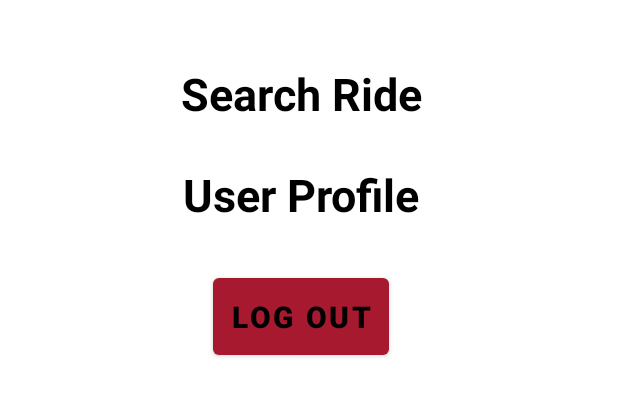
After one commit to ShayGeko/Mounter, an Android app: the layout fragment_slide_main2.xml on its own in the app's theme, with its tools: preview values and no code run, on a phone screen of 412 x 824 dp. The commit adds this screen. Shown: the top 396 px of the screen. Run offline under Robolectric (Android 15) with nearby library versions, the phone set to English and light mode, and no system bars.

Commit message:
✅Add MainActivity ✅Slidable Fragment in Main activity_main.xml ✅Added animations

```diff
--- a/app/build.gradle
+++ b/app/build.gradle
@@ -88,10 +88,13 @@ dependencies {
     implementation platform('com.google.firebase:firebase-bom:28.3.0')
     implementation 'com.google.firebase:firebase-messaging'
 
-    implementation 'androidx.work:work-runtime:2.5.0'
+    implementation 'androidx.work:work-runtime:2.6.0-beta02'
 
     implementation "io.reactivex.rxjava2:rxjava:2.2.6"
     implementation "io.reactivex.rxjava2:rxandroid:2.1.1"
+
+    implementation 'com.google.android.material:material:1.5.0-alpha01'
+    implementation 'com.makeramen:roundedimageview:2.3.0'
 
     testImplementation 'io.reactivex.rxjava2:rxjava:2.2.6'
 
--- /dev/null
+++ b/app/src/main/res/drawable/bottom_sheet_background.xml
@@ -0,0 +1,8 @@
+<?xml version="1.0" encoding="utf-8"?>
+<shape xmlns:android="http://schemas.android.com/apk/res/android"
+    android:shape="rectangle">
+    <solid android:color="@color/cardview_light_background"/>
+    <corners
+        android:topLeftRadius="20dp"
+        android:topRightRadius="20dp" />
+</shape>
--- /dev/null
+++ b/app/src/main/res/layout/fragment_slide_main2.xml
@@ -0,0 +1,72 @@
+<?xml version="1.0" encoding="utf-8"?>
+<LinearLayout
+    xmlns:android="http://schemas.android.com/apk/res/android"
+    android:id="@+id/bottomSheetContainer"
+    android:layout_width="match_parent"
+    android:layout_height="wrap_content"
+    android:background="@drawable/bottom_sheet_background"
+    android:orientation="vertical">
+
+
+    <View
+        android:layout_width="match_parent"
+        android:layout_height="1dp"
+        android:layout_marginBottom="12dp"
+        android:background="@color/cardview_light_background" />
+
+    <LinearLayout
+        android:orientation="horizontal"
+        android:layout_width="match_parent"
+        android:layout_height="wrap_content"
+        android:padding="15dp">
+
+        <LinearLayout
+            android:layout_width="match_parent"
+            android:layout_height="wrap_content"
+            android:layout_marginEnd="10dp"
+            android:gravity="center_vertical"
+            android:orientation="vertical">
+
+            <TextView
+                android:id="@+id/searchRide"
+                android:layout_width="match_parent"
+                android:layout_height="wrap_content"
+                android:gravity="center"
+                android:padding="13dp"
+                android:text="@string/searchRide"
+                android:textColor="@color/black"
+                android:textSize="30sp"
+                android:textStyle="bold" />
+
+            <TextView
+                android:id="@+id/userProfile"
+                android:layout_width="match_parent"
+                android:layout_height="wrap_content"
+                android:textStyle="bold"
+                android:text="@string/user_profile"
+                android:textColor="@color/black"
+                android:textSize="30sp"
+                android:padding="13dp"
+                android:gravity="center"
+                />
+            <Button
+                android:id="@+id/logOut"
+                android:layout_width="wrap_content"
+                android:layout_height="wrap_content"
+                android:layout_gravity="center"
+                android:text="@string/logout"
+                android:textStyle="bold"
+                android:textColor="@color/black"
+                android:textSize="20sp"
+                android:padding="12dp"
+                android:gravity="center"
+                android:layout_marginVertical="@dimen/text_margin" />
+        </LinearLayout>
+
+    </LinearLayout>
+
+
+
+
+
+</LinearLayout>
--- a/app/src/main/res/values/strings.xml
+++ b/app/src/main/res/values/strings.xml
@@ -16,7 +16,7 @@
     <string name="title_activity_login">MounteR Login</string>
     <string name="title_activity_pending_ride_requests">Pending ride requests</string>
     <string name="title_activity_ride_search">Available rides</string>
-    <string name = "user_profile">User Profile</string>
+    <string name="user_profile">User Profile</string>
     <string name="action_settings">Settings</string>
     <string name="driver_label_text">Driver:</string>
     <string name="ride_details_label_text">Ride details:</string>
@@ -49,4 +49,9 @@
     <string name="request_to_drive">request to drive</string>
     <string name="search">Search:</string>
     <string name="destination_address">destination address</string>
+    <!-- TODO: Remove or change this placeholder text -->
+    <string name="hello_blank_fragment">Hello blank fragment</string>
+    <string name="up_arrow">Up Arrow</string>
+    <string name="searchRide">Search Ride</string>
+    <string name="logout">Log Out</string>
 </resources>
```
Also changed, not shown: app/src/main/AndroidManifest.xml (+13 -7 lines), app/src/main/java/com/example/mounter/main/MainActivity.java (added, +71 -0 lines), app/src/main/java/com/example/mounter/main/SlideMainFragment.java (added, +113 -0 lines), app/src/main/res/anim/enter_bottom.xml (added, +10 -0 lines), app/src/main/res/anim/exit_bottom.xml (added, +10 -0 lines), app/src/main/res/drawable/up_arrow.xml (added, +10 -0 lines), app/src/main/res/layout/activity_main.xml (added, +50 -0 lines).
